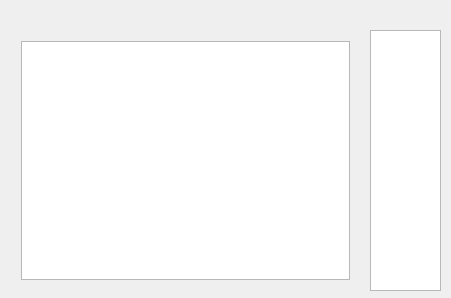
Qt form Server/server.ui (lukitree/Chat) before a commit.
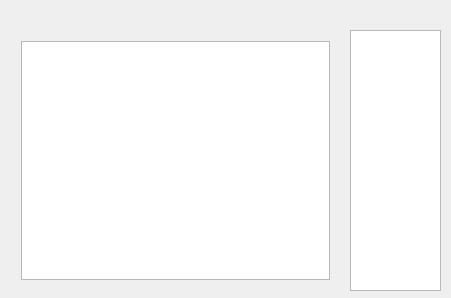
The same form after that commit.

Commit message: Fixed a hangup after connecting to server

Patch:
```diff
--- a/Server/server.ui
+++ b/Server/server.ui
@@ -19,7 +19,7 @@
      <rect>
       <x>10</x>
       <y>10</y>
-      <width>351</width>
+      <width>331</width>
       <height>281</height>
      </rect>
     </property>
@@ -39,12 +39,15 @@
    <widget class="QListWidget" name="userList">
     <property name="geometry">
      <rect>
-      <x>370</x>
+      <x>350</x>
       <y>30</y>
-      <width>71</width>
+      <width>91</width>
       <height>261</height>
      </rect>
     </property>
+    <property name="sortingEnabled">
+     <bool>true</bool>
+    </property>
    </widget>
   </widget>
  </widget>
```
The commit also changes 2 other files.
